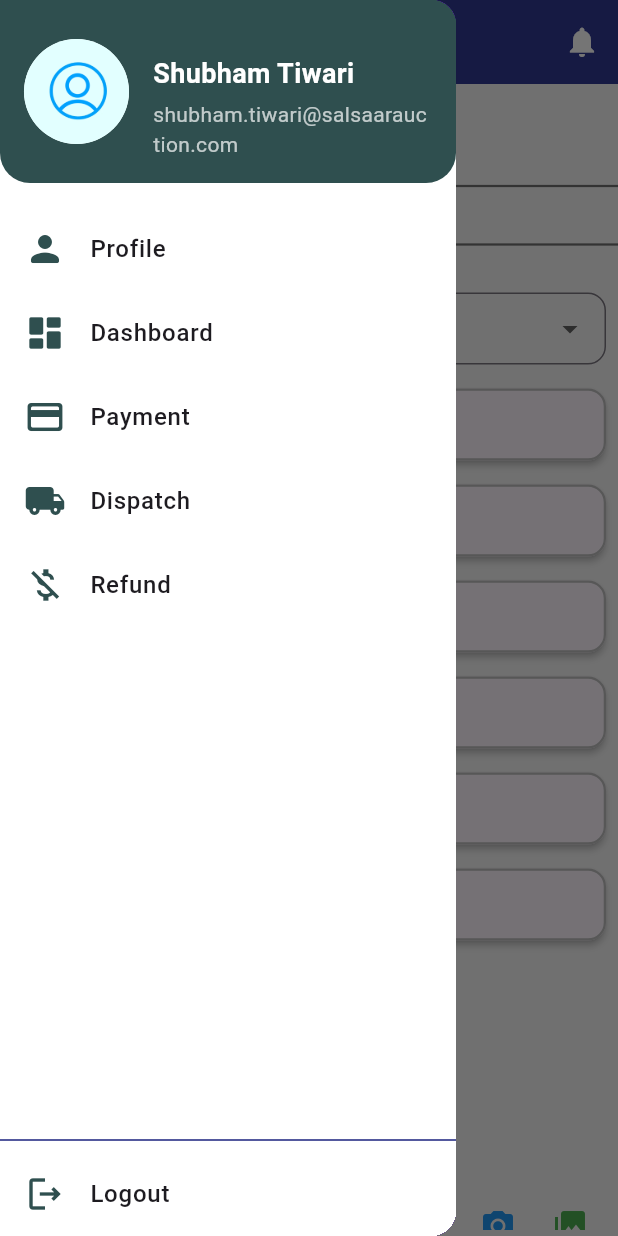
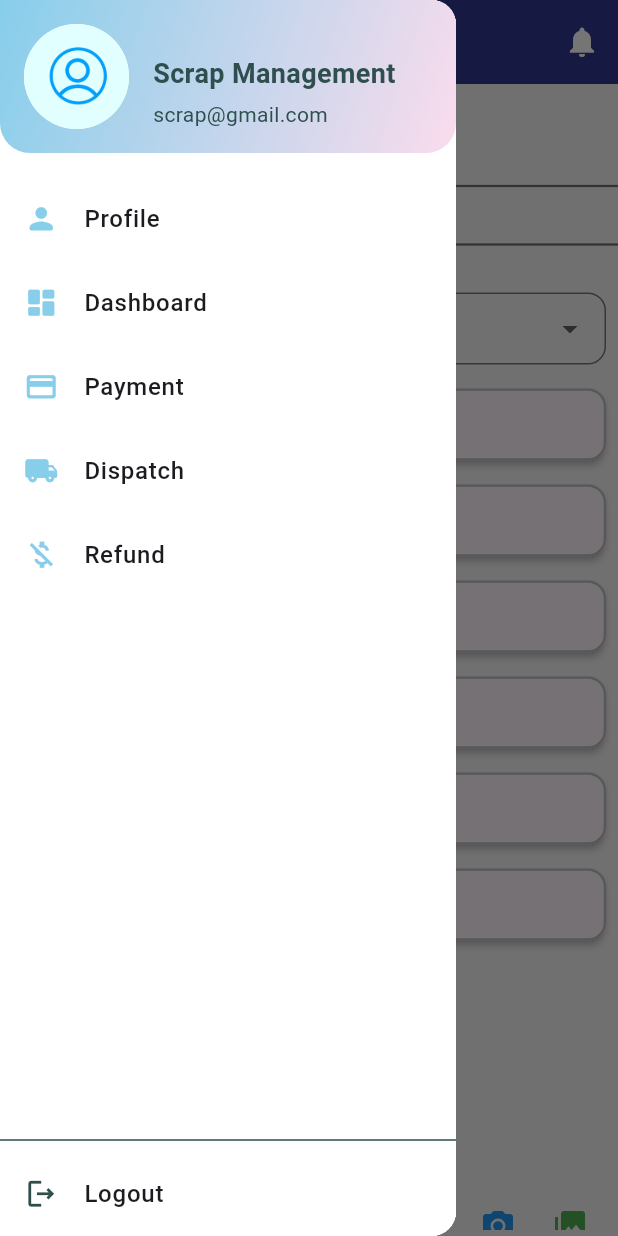
Before and after one commit to kolekarmahadev20/Scrap-Management-App, a Flutter app: the Add_dispatch_details screen opened directly, with the side drawer open, on a phone screen of 412 x 824 dp. Run offline on Flutter 3.47's test engine with Material 3 defaults, Android fonts, the light colour scheme and no system bars; our stand-ins replace fl_chart, image_picker.

Commit message:
UI related changes

```diff
--- a/ScrapApp/lib/AppClass/AppDrawer.dart
+++ b/ScrapApp/lib/AppClass/AppDrawer.dart
@@ -7,12 +7,11 @@ import 'package:scrapapp/Pages/StartPage.dart';
 import 'package:scrapapp/Payment/PaymentList.dart';
 import 'package:scrapapp/Refund/RefundList.dart';
 
-
 class AppDrawer extends StatelessWidget {
   @override
   Widget build(BuildContext context) {
     return Drawer(
-      backgroundColor: Colors.deepPurple,
+      backgroundColor: Color(0xFFF5FFFA), // Mint Cream Background Color
       child: Container(
         color: Colors.white, // Background color for the drawer
         child: Column(
@@ -21,7 +20,11 @@ class AppDrawer extends StatelessWidget {
             Container(
               padding: EdgeInsets.all(16.0),
               decoration: BoxDecoration(
-                color: Color(0xFF2F4F4F),
+                gradient: LinearGradient(
+                  colors: [Color(0xFF87CEEB), Color(0xFFfadced)], // Primary Blue and Accent Color
+                  begin: Alignment.topLeft,
+                  end: Alignment.bottomRight,
+                ),
                 borderRadius: BorderRadius.vertical(bottom: Radius.circular(20)),
               ),
               child: Row(
@@ -29,12 +32,7 @@ class AppDrawer extends StatelessWidget {
                   CircleAvatar(
                     backgroundColor: Colors.white,
                     radius: 35,
-                    backgroundImage:  AssetImage("assets/images/hello_image.webp"),
-                    // Icon(
-                    //   Icons.account_circle,
-                    //   size: 70,
-                    //   color: Colors.grey.shade800,
-                    // ),
+                    backgroundImage: AssetImage("assets/images/hello_image.webp"),
                   ),
                   SizedBox(width: 16.0),
                   Expanded(
@@ -43,18 +41,18 @@ class AppDrawer extends StatelessWidget {
                       children: [
                         SizedBox(height: 20),
                         Text(
-                          "Shubham Tiwari",
+                          "Scrap Management",
                           style: TextStyle(
-                            color: Colors.white,
+                            color: Color(0xFF2F4F4F), // Dark Slate Gray Text Color
                             fontWeight: FontWeight.bold,
                             fontSize: 18,
                           ),
                         ),
                         SizedBox(height: 4.0),
                         Text(
-                          "shubham.tiwari@salsaarauction.com",
+                          "scrap@gmail.com",
                           style: TextStyle(
-                            color: Colors.white70,
+                            color: Color(0xFF2F4F4F),
                             fontSize: 14,
                           ),
                         ),
@@ -76,7 +74,6 @@ class AppDrawer extends StatelessWidget {
                       Timer(Duration(milliseconds: 300), () {
                         Navigator.push(context, MaterialPageRoute(builder: (context) => ProfilePage()));
                       });
-
                     },
                   ),
                   _buildDrawerItem(
@@ -87,7 +84,6 @@ class AppDrawer extends StatelessWidget {
                       Timer(Duration(milliseconds: 300), () {
                         Navigator.push(context, MaterialPageRoute(builder: (context) => DashBoard()));
                       });
-
                     },
                   ),
                   _buildDrawerItem(
@@ -98,7 +94,6 @@ class AppDrawer extends StatelessWidget {
                       Timer(Duration(milliseconds: 300), () {
                         Navigator.push(context, MaterialPageRoute(builder: (context) => PaymentList()));
                       });
-
                     },
                   ),
                   _buildDrawerItem(
@@ -124,9 +119,9 @@ class AppDrawer extends StatelessWidget {
                 ],
               ),
             ),
-            Divider(thickness: 1, color: Colors.indigo[900]),
+            Divider(thickness: 1, color: Color(0xFF2F4F4F)), // Dark Slate Gray Divider
             InkWell(
-              onTap:() {
+              onTap: () {
                 Timer(Duration(milliseconds: 300), () {
                   Navigator.pushAndRemoveUntil(
                     context,
@@ -138,8 +133,8 @@ class AppDrawer extends StatelessWidget {
               splashColor: Colors.indigo[100],
               highlightColor: Colors.indigo[50],
               child: ListTile(
-                leading: Icon(Icons.logout_outlined, color: Color(0xFF2F4F4F), size: 28),
-                title: Text("Logout",style: TextStyle(fontSize: 16, fontWeight: FontWeight.w500)),
+                leading: Icon(Icons.logout_outlined, color: Color(0xFF2F4F4F), size: 23), // Dark Slate Gray Icon
+                title: Text("Logout", style: TextStyle(fontSize: 16, fontWeight: FontWeight.w500)), // Dark Slate Gray Text
               ),
             ),
           ],
@@ -156,8 +151,8 @@ class AppDrawer extends StatelessWidget {
         splashColor: Colors.indigo[100],
         highlightColor: Colors.indigo[50],
         child: ListTile(
-          leading: Icon(icon, color: Color(0xFF2F4F4F), size: 28),
-          title: Text(text, style: TextStyle(fontSize: 16, fontWeight: FontWeight.w500)),
+          leading: Icon(icon, color: Color(0xFF87CEEB), size: 23), // Primary Blue Icon
+          title: Text(text, style: TextStyle(fontSize: 16, fontWeight: FontWeight.w500)), // Dark Slate Gray Text
         ),
       ),
     );
```
Also changed, not shown: ScrapApp/lib/Refund/RefundList.dart (line endings or trailing spaces).
